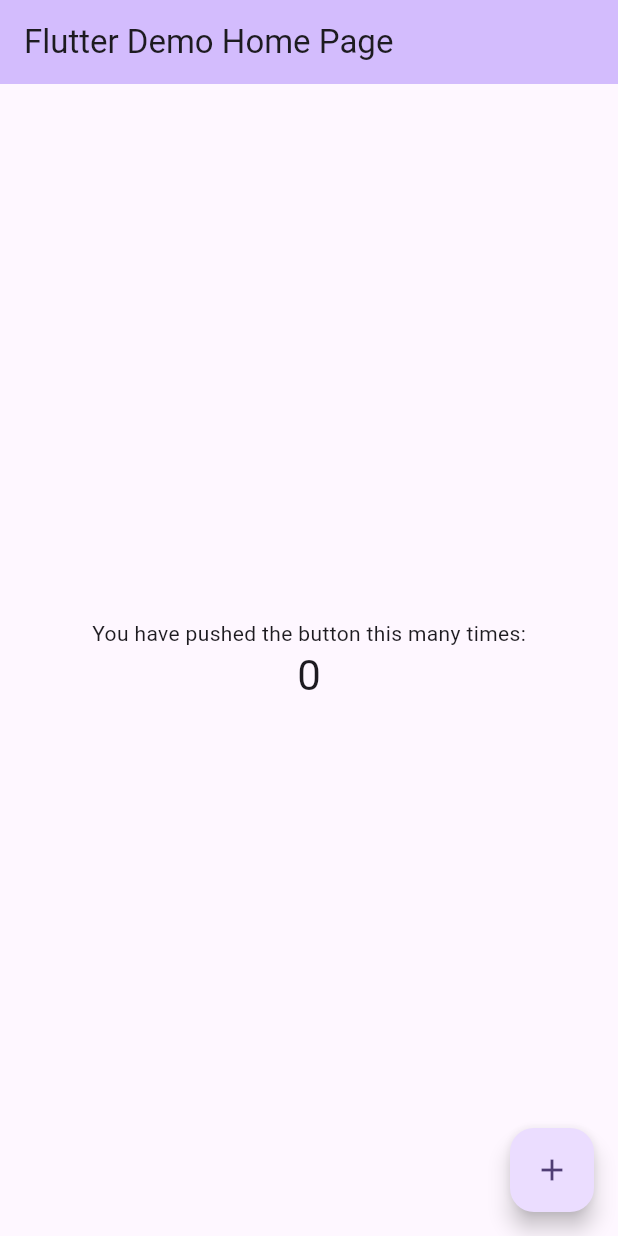
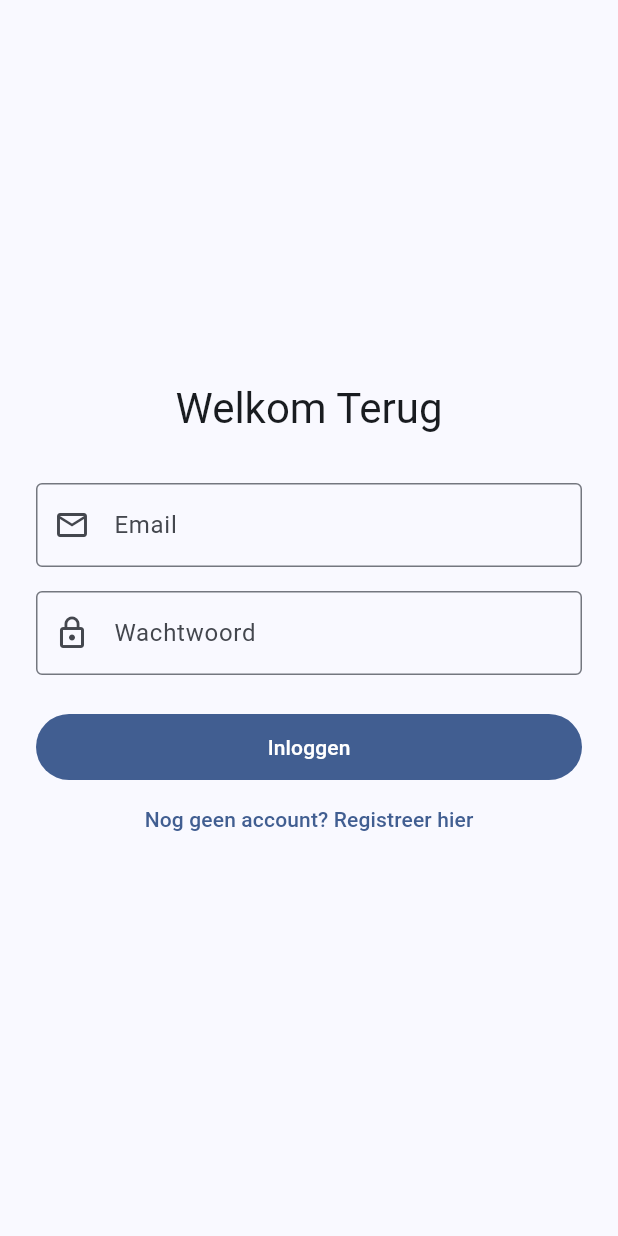
Before and after one commit to mg-de-j/saidit, a Flutter app: the screen it shows after launch, on a phone screen of 412 x 824 dp. Run offline on Flutter 3.47's test engine with Material 3 defaults, Android fonts, the phone set to English and light mode, and no system bars; our stand-ins replace firebase_auth, firebase_core, flutter_riverpod, go_router, riverpod_annotation; accounts and stored records are empty; generated files the repository leaves out were written again.

Commit message:
feat: Initialize project with Riverpod, GoRouter, and Firebase for core architecture and authentication.

```diff
--- /dev/null
+++ b/lib/core/theme/app_theme.dart
@@ -0,0 +1,19 @@
+import 'package:flutter/material.dart';
+
+class AppTheme {
+  static final lightTheme = ThemeData(
+    useMaterial3: true,
+    colorScheme: ColorScheme.fromSeed(
+      seedColor: const Color(0xFF0066CC),
+      brightness: Brightness.light,
+    ),
+  );
+
+  static final darkTheme = ThemeData(
+    useMaterial3: true,
+    colorScheme: ColorScheme.fromSeed(
+      seedColor: const Color(0xFF0066CC),
+      brightness: Brightness.dark,
+    ),
+  );
+}
--- /dev/null
+++ b/lib/features/auth/presentation/auth_controller.dart
@@ -0,0 +1,24 @@
+import 'package:riverpod_annotation/riverpod_annotation.dart';
+import '../data/auth_repository.dart';
+
+part 'auth_controller.g.dart';
+
+@riverpod
+class AuthController extends _$AuthController {
+  @override
+  FutureOr<void> build() {}
+
+  Future<void> login(String email, String password) async {
+    state = const AsyncLoading();
+    state = await AsyncValue.guard(
+      () => ref.read(authRepositoryProvider).signIn(email, password),
+    );
+  }
+
+  Future<void> register(String email, String password) async {
+    state = const AsyncLoading();
+    state = await AsyncValue.guard(
+      () => ref.read(authRepositoryProvider).register(email, password),
+    );
+  }
+}
--- /dev/null
+++ b/lib/features/auth/presentation/login_screen.dart
@@ -0,0 +1,122 @@
+import 'package:flutter/material.dart';
+import 'package:flutter_riverpod/flutter_riverpod.dart';
+import 'auth_controller.dart';
+
+class LoginScreen extends ConsumerStatefulWidget {
+  const LoginScreen({super.key});
+
+  @override
+  ConsumerState<LoginScreen> createState() => _LoginScreenState();
+}
+
+class _LoginScreenState extends ConsumerState<LoginScreen> {
+  final _emailController = TextEditingController();
+  final _passwordController = TextEditingController();
+  final _formKey = GlobalKey<FormState>();
+  bool _isLogin = true;
+
+  @override
+  void dispose() {
+    _emailController.dispose();
+    _passwordController.dispose();
+    super.dispose();
+  }
+
+  void _submit() {
+    if (_formKey.currentState!.validate()) {
+      final email = _emailController.text.trim();
+      final password = _passwordController.text.trim();
+
+      if (_isLogin) {
+        ref.read(authControllerProvider.notifier).login(email, password);
+      } else {
+        ref.read(authControllerProvider.notifier).register(email, password);
+      }
+    }
+  }
+
+  @override
+  Widget build(BuildContext context) {
+    final state = ref.watch(authControllerProvider);
+
+    ref.listen(authControllerProvider, (previous, next) {
+      if (next is AsyncError) {
+        ScaffoldMessenger.of(
+          context,
+        ).showSnackBar(SnackBar(content: Text(next.error.toString())));
+      }
+    });
+
+    return Scaffold(
+      body: Center(
+        child: SingleChildScrollView(
+          padding: const EdgeInsets.all(24),
+          child: Form(
+            key: _formKey,
+            child: Column(
+              mainAxisAlignment: MainAxisAlignment.center,
+              crossAxisAlignment: CrossAxisAlignment.stretch,
+              children: [
+                Text(
+                  _isLogin ? 'Welkom Terug' : 'Account Maken',
+                  style: Theme.of(context).textTheme.headlineMedium,
+                  textAlign: TextAlign.center,
+                ),
+                const SizedBox(height: 32),
+                TextFormField(
+                  controller: _emailController,
+                  decoration: const InputDecoration(
+                    labelText: 'Email',
+                    prefixIcon: Icon(Icons.email_outlined),
+                    border: OutlineInputBorder(),
+                  ),
+                  validator: (value) => (value == null || !value.contains('@'))
+                      ? 'Ongeldig email'
+                      : null,
+                ),
+                const SizedBox(height: 16),
+                TextFormField(
+                  controller: _passwordController,
+                  obscureText: true,
+                  decoration: const InputDecoration(
+                    labelText: 'Wachtwoord',
+                    prefixIcon: Icon(Icons.lock_outline),
+                    border: OutlineInputBorder(),
+                  ),
+                  validator: (value) => (value == null || value.length < 6)
+                      ? 'Minimaal 6 tekens'
+                      : null,
+                ),
+                const SizedBox(height: 24),
+                FilledButton(
+                  onPressed: state.isLoading ? null : _submit,
+                  child: Padding(
+                    padding: const EdgeInsets.all(12),
+                    child: state.isLoading
+                        ? const SizedBox(
+                            height: 20,
+                            width: 20,
+                            child: CircularProgressIndicator(
+                              strokeWidth: 2,
+                              color: Colors.white,
+                            ),
+                          )
+                        : Text(_isLogin ? 'Inloggen' : 'Registreren'),
+                  ),
+                ),
+                TextButton(
+                  onPressed: () => setState(() => _isLogin = !_isLogin),
+                  child: Text(
+                    _isLogin
+                        ? 'Nog geen account? Registreer hier'
+                        : 'Heb je al een account? Log in',
+                  ),
+                ),
+              ],
+            ),
+          ),
+        ),
+      ),
+    );
+  }
+}
--- a/lib/main.dart
+++ b/lib/main.dart
@@ -1,122 +1,32 @@
 import 'package:flutter/material.dart';
+import 'package:firebase_core/firebase_core.dart';
+import 'package:flutter_riverpod/flutter_riverpod.dart';
+import 'core/router/router.dart';
+import 'core/theme/app_theme.dart';
+import 'firebase_options.dart';
 
-void main() {
-  runApp(const MyApp());
+void main() async {
+  WidgetsFlutterBinding.ensureInitialized();
+
+  await Firebase.initializeApp(options: DefaultFirebaseOptions.currentPlatform);
+
+  runApp(const ProviderScope(child: SaidItApp()));
 }
 
-class MyApp extends StatelessWidget {
-  const MyApp({super.key});
+class SaidItApp extends ConsumerWidget {
+  const SaidItApp({super.key});
 
-  // This widget is the root of your application.
   @override
-  Widget build(BuildContext context) {
-    return MaterialApp(
-      title: 'Flutter Demo',
-      theme: ThemeData(
-        // This is the theme of your application.
-        //
-        // TRY THIS: Try running your application with "flutter run". You'll see
-        // the application has a purple toolbar. Then, without quitting the app,
-        // try changing the seedColor in the colorScheme below to Colors.green
-        // and then invoke "hot reload" (save your changes or press the "hot
-        // reload" button in a Flutter-supported IDE, or press "r" if you used
-        // the command line to start the app).
-        //
-        // Notice that the counter didn't reset back to zero; the application
-        // state is not lost during the reload. To reset the state, use hot
-        // restart instead.
-        //
-        // This works for code too, not just values: Most code changes can be
-        // tested with just a hot reload.
-        colorScheme: .fromSeed(seedColor: Colors.deepPurple),
-      ),
-      home: const MyHomePage(title: 'Flutter Demo Home Page'),
+  Widget build(BuildContext context, WidgetRef ref) {
+    final router = ref.watch(goRouterProvider);
+
+    return MaterialApp.router(
+      title: 'SaidIt',
+      debugShowCheckedModeBanner: false,
+      theme: AppTheme.lightTheme,
+      darkTheme: AppTheme.darkTheme,
+      themeMode: ThemeMode.system,
+      routerConfig: router,
     );
   }
 }
-
-class MyHomePage extends StatefulWidget {
-  const MyHomePage({super.key, required this.title});
-
-  // This widget is the home page of your application. It is stateful, meaning
-  // that it has a State object (defined below) that contains fields that affect
-  // how it looks.
-
-  // This class is the configuration for the state. It holds the values (in this
-  // case the title) provided by the parent (in this case the App widget) and
-  // used by the build method of the State. Fields in a Widget subclass are
-  // always marked "final".
-
-  final String title;
-
-  @override
-  State<MyHomePage> createState() => _MyHomePageState();
-}
-
-class _MyHomePageState extends State<MyHomePage> {
-  int _counter = 0;
-
-  void _incrementCounter() {
-    setState(() {
-      // This call to setState tells the Flutter framework that something has
-      // changed in this State, which causes it to rerun the build method below
-      // so that the display can reflect the updated values. If we changed
-      // _counter without calling setState(), then the build method would not be
-      // called again, and so nothing would appear to happen.
-      _counter++;
-    });
-  }
-
-  @override
-  Widget build(BuildContext context) {
-    // This method is rerun every time setState is called, for instance as done
-    // by the _incrementCounter method above.
-    //
-    // The Flutter framework has been optimized to make rerunning build methods
-    // fast, so that you can just rebuild anything that needs updating rather
-    // than having to individually change instances of widgets.
-    return Scaffold(
-      appBar: AppBar(
-        // TRY THIS: Try changing the color here to a specific color (to
-        // Colors.amber, perhaps?) and trigger a hot reload to see the AppBar
-        // change color while the other colors stay the same.
-        backgroundColor: Theme.of(context).colorScheme.inversePrimary,
-        // Here we take the value from the MyHomePage object that was created by
-        // the App.build method, and use it to set our appbar title.
-        title: Text(widget.title),
-      ),
-      body: Center(
-        // Center is a layout widget. It takes a single child and positions it
-        // in the middle of the parent.
-        child: Column(
-          // Column is also a layout widget. It takes a list of children and
-          // arranges them vertically. By default, it sizes itself to fit its
-          // children horizontally, and tries to be as tall as its parent.
-          //
-          // Column has various properties to control how it sizes itself and
-          // how it positions its children. Here we use mainAxisAlignment to
-          // center the children vertically; the main axis here is the vertical
-          // axis because Columns are vertical (the cross axis would be
-          // horizontal).
-          //
-          // TRY THIS: Invoke "debug painting" (choose the "Toggle Debug Paint"
-          // action in the IDE, or press "p" in the console), to see the
-          // wireframe for each widget.
-          mainAxisAlignment: .center,
-          children: [
-            const Text('You have pushed the button this many times:'),
-            Text(
-              '$_counter',
-              style: Theme.of(context).textTheme.headlineMedium,
-            ),
-          ],
-        ),
-      ),
-      floatingActionButton: FloatingActionButton(
-        onPressed: _incrementCounter,
-        tooltip: 'Increment',
-        child: const Icon(Icons.add),
-      ),
-    );
-  }
-}
--- a/pubspec.yaml
+++ b/pubspec.yaml
@@ -52,6 +52,7 @@ dependencies:
   cached_network_image: ^3.4.1
   intl: ^0.20.2
   url_launcher: ^6.3.2
+  riverpod_annotation: ^3.0.3
 
 dev_dependencies:
   flutter_test:
@@ -68,6 +69,7 @@ dev_dependencies:
   json_serializable: ^6.11.2
   custom_lint: ^0.8.1
   riverpod_lint: ^3.0.3
+  riverpod_generator: ^3.0.3
 
 # For information on the generic Dart part of this file, see the
 # following page: https://dart.dev/tools/pub/pubspec
```
Also changed, not shown: lib/core/router/router.dart (added, +40 -0 lines), lib/features/auth/data/auth_repository.dart (added, +39 -0 lines), lib/features/groups/presentation/groups_screen.dart (added, +17 -0 lines), lib/core/router/router.g.dart (added), lib/features/auth/data/auth_repository.g.dart (added), lib/features/auth/presentation/auth_controller.g.dart (added), pubspec.lock, 4 other files.
